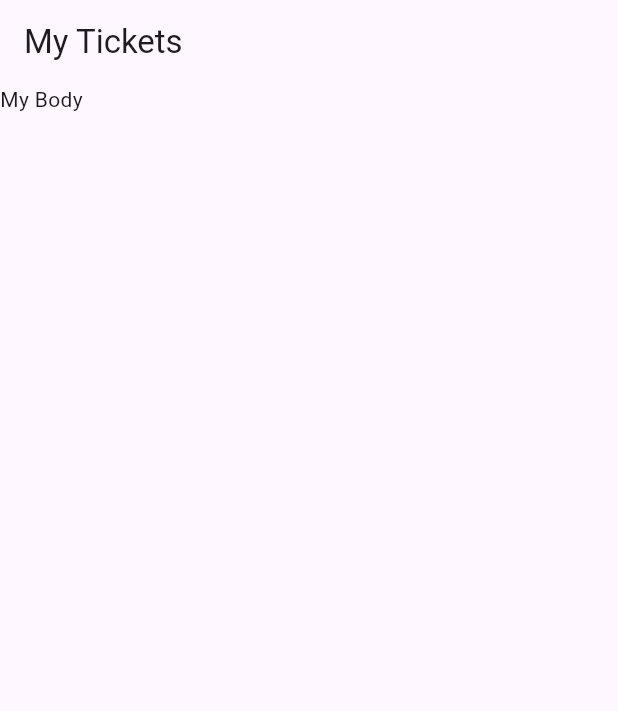
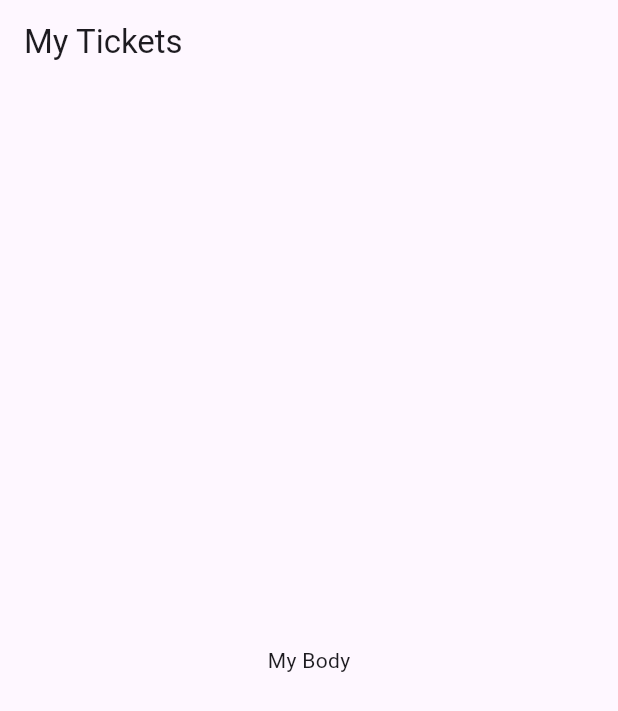
Before and after one commit to danielmarv/booktickets, a Flutter app: the screen it shows after launch, on a phone screen of 412 x 824 dp. Shown: the top 711 px of the screen. Run offline on Flutter 3.47's test engine with Material 2 defaults, Android fonts, the phone set to English and light mode, and no system bars.

Commit message:
Update bottom_bar.dart

```diff
--- a/lib/screens/bottom_bar.dart
+++ b/lib/screens/bottom_bar.dart
@@ -15,7 +15,11 @@ class _BottomBarState extends State<BottomBar> {
       appBar: AppBar(
         title: Text("My Tickets"),
       ),
-      body: Text("My Body"),
+      body: Center(
+        child: Text(
+            "My Body"
+        ),
+      )
     );
   }
 }
```
